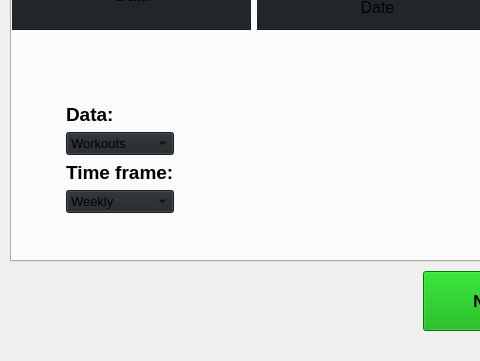
The window that resources/mainwindow.ui (CGodiksen/exercise-bike-logger) describes before a commit, drawn with Qt 5; both pictures show x 0 to 480 and y 329 to 690 of the 1250 by 690 pixel window.
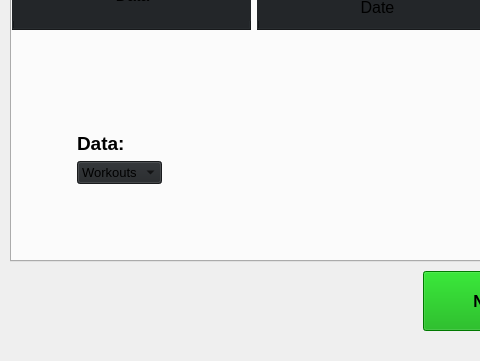
The same window after the commit. The open tabs and pages were chosen to show the change. Custom widgets are drawn as their Qt base class.

Commit message: Implemented the initial version of the interactive graph.

What changed in the file:
```diff
--- a/resources/mainwindow.ui
+++ b/resources/mainwindow.ui
@@ -2499,47 +2499,6 @@
              </item>
             </widget>
            </item>
-           <item>
-            <widget class="QLabel" name="label_17">
-             <property name="font">
-              <font>
-               <pointsize>14</pointsize>
-               <weight>75</weight>
-               <bold>true</bold>
-              </font>
-             </property>
-             <property name="text">
-              <string>Time frame:</string>
-             </property>
-            </widget>
-           </item>
-           <item>
-            <widget class="QComboBox" name="comboBox_2">
-             <property name="font">
-              <font>
-               <pointsize>10</pointsize>
-              </font>
-             </property>
-             <property name="styleSheet">
-              <string notr="true">background-color: rgb(35, 38, 41);</string>
-             </property>
-             <item>
-              <property name="text">
-               <string>Weekly</string>
-              </property>
-             </item>
-             <item>
-              <property name="text">
-               <string>Monthly</string>
-              </property>
-             </item>
-             <item>
-              <property name="text">
-               <string>Yearly</string>
-              </property>
-             </item>
-            </widget>
-           </item>
            <item>
             <spacer name="verticalSpacer_3">
              <property name="orientation">
```
Left out of the diff: 4 changed lines with no effect on the pictures. The commit also changes 2 other files.
